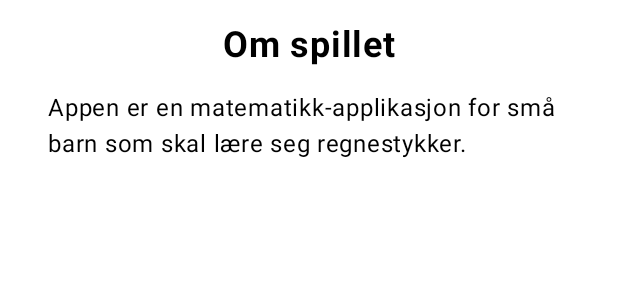
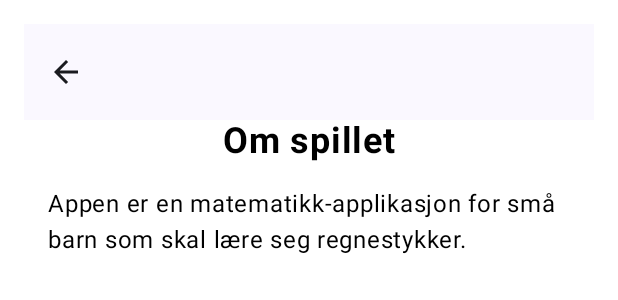
Before and after one commit to hagmal/Numbino, an Android app built with Jetpack Compose: the @Preview function OmSpilletPreview, on a phone screen of 412 x 824 dp. Shown: the top 300 px of the screen. Run offline under Robolectric (Android 15) with nearby library versions, the light colour scheme and no system bars.

Commit message:
Mye endringer, alt fungerer, lagt til ny figur

```diff
--- /dev/null
+++ b/app/src/main/java/com/example/numbino_s305896/ui/komponenter/TilbakeTopBar.kt
@@ -0,0 +1,38 @@
+package com.example.numbino_s305896.ui.komponenter
+
+import androidx.compose.material.icons.Icons
+import androidx.compose.material.icons.filled.ArrowBack
+import androidx.compose.material3.ExperimentalMaterial3Api
+import androidx.compose.material3.Icon
+import androidx.compose.material3.IconButton
+import androidx.compose.material3.Text
+import androidx.compose.material3.TopAppBar
+import androidx.compose.runtime.Composable
+import androidx.compose.ui.res.stringResource
+import androidx.compose.ui.tooling.preview.Preview
+import com.example.numbino_s305896.R
+
+
+@OptIn(ExperimentalMaterial3Api::class)
+@Composable
+fun TilbakeTopBar(vedTilbake: () -> Unit) {
+    TopAppBar(
+        title = {},
+        navigationIcon = {
+            IconButton(onClick = vedTilbake) {
+                Icon(
+                    imageVector = Icons.Filled.ArrowBack,
+                    contentDescription = stringResource(R.string.tilbake)
+                )
+            }
+        }
+    )
+}
+
+@Preview(showBackground = true)
+@Composable
+fun TilbakeTopBarPreview() {
+    TilbakeTopBar(
+        vedTilbake = {}
+    )
+}
--- a/app/src/main/java/com/example/numbino_s305896/ui/sider/OmSpill.kt
+++ b/app/src/main/java/com/example/numbino_s305896/ui/sider/OmSpill.kt
@@ -1,12 +1,18 @@
 package com.example.numbino_s305896.ui.sider
 
+import android.content.Context
 import androidx.compose.foundation.layout.Column
 import androidx.compose.foundation.layout.fillMaxSize
 import androidx.compose.foundation.layout.padding
 import androidx.compose.material3.Text
 import androidx.compose.runtime.Composable
+import androidx.compose.runtime.getValue
+import androidx.compose.runtime.mutableIntStateOf
+import androidx.compose.runtime.remember
+import androidx.compose.runtime.setValue
 import androidx.compose.ui.Alignment
 import androidx.compose.ui.Modifier
+import androidx.compose.ui.platform.LocalContext
 import androidx.compose.ui.res.stringResource
 import androidx.compose.ui.text.font.FontWeight
 import androidx.compose.ui.text.style.TextAlign
@@ -14,16 +20,24 @@ import androidx.compose.ui.tooling.preview.Preview
 import androidx.compose.ui.unit.dp
 import androidx.compose.ui.unit.sp
 import com.example.numbino_s305896.R
+import com.example.numbino_s305896.ui.komponenter.TilbakeTopBar
 import com.example.numbino_s305896.ui.theme.Numbino_s305896Theme
 
 @Composable
-fun OmSpillet() {
+fun OmSpillet(vedTilbake: () -> Unit) {
+    val context = LocalContext.current
+    val sharedPrefs = remember {
+        context.getSharedPreferences("numbino_prefs", Context.MODE_PRIVATE)
+    }
     Column (
         modifier = Modifier
             .fillMaxSize()
             .padding(16.dp),
         horizontalAlignment = Alignment.CenterHorizontally
     ) {
+        TilbakeTopBar(
+            vedTilbake = vedTilbake
+        )
         Text(
             text = stringResource(id = R.string.om_spill_overskrift),
             fontSize = 24.sp,
@@ -43,6 +57,6 @@ fun OmSpillet() {
 @Composable
 fun OmSpilletPreview() {
     Numbino_s305896Theme {
-        OmSpillet()
+        OmSpillet(vedTilbake = {})
     }
 }
```
Also changed, not shown: app/src/main/java/com/example/numbino_s305896/MainActivity.kt (+2 -24 lines), app/src/main/java/com/example/numbino_s305896/ui/komponenter/AvbrytDialog.kt (deleted, +0 -31 lines), app/src/main/java/com/example/numbino_s305896/ui/komponenter/DialogKnapp.kt (added, +15 -0 lines), app/src/main/java/com/example/numbino_s305896/ui/komponenter/Dialogboks.kt (added, +36 -0 lines), app/src/main/java/com/example/numbino_s305896/ui/navigasjon/NavController.kt (added, +40 -0 lines), app/src/main/java/com/example/numbino_s305896/ui/sider/Preferanser.kt (+8 -2 lines), app/src/main/java/com/example/numbino_s305896/ui/sider/SpillSkjerm.kt (+27 -28 lines), app/src/main/res/values/strings.xml (+5 -4 lines).
